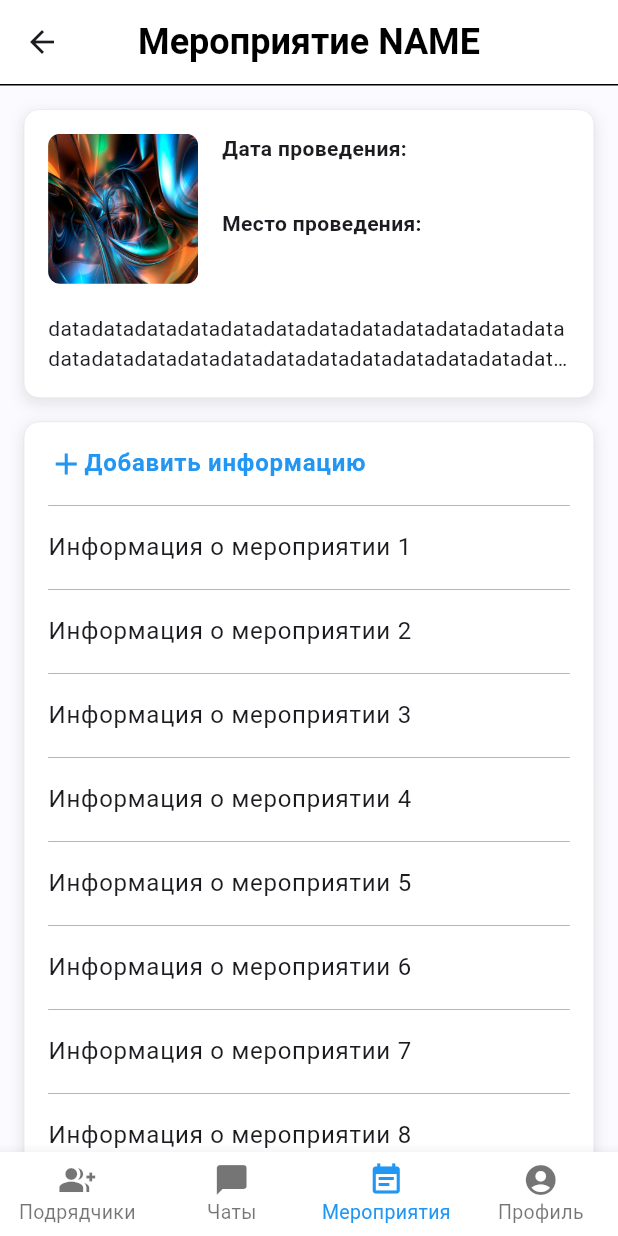
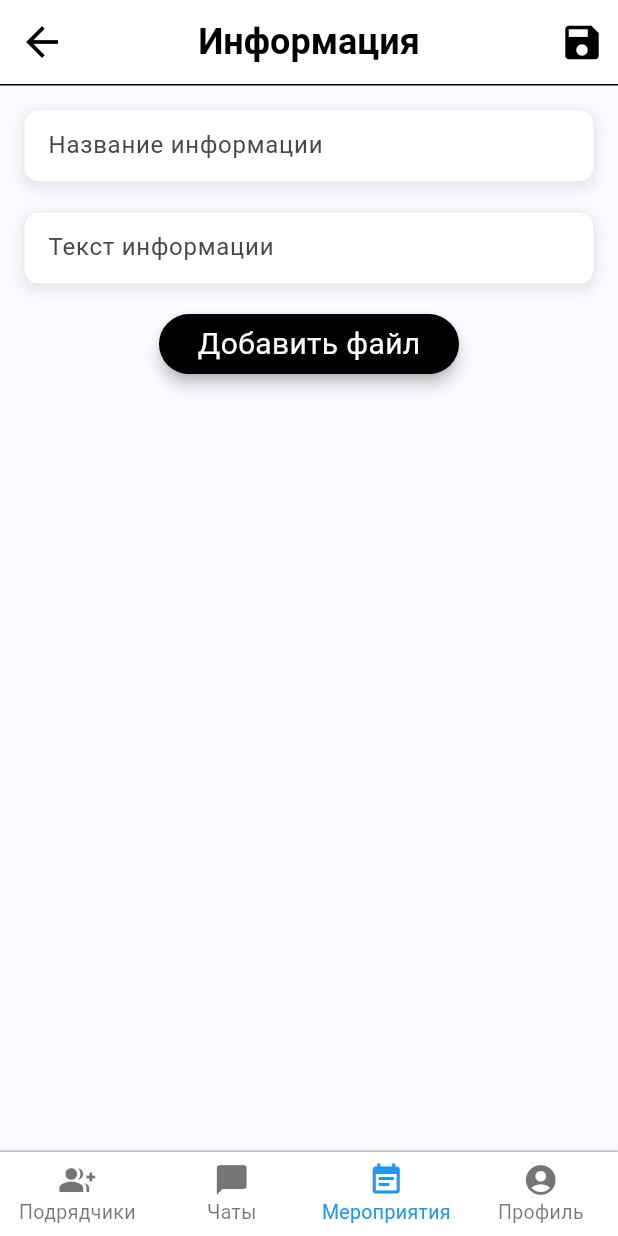
Before and after one commit to EFIIIIMOV/eventyle_app, a Flutter app: the EventMainView screen opened by its route, after a tap on "Добавить информацию", on a phone screen of 412 x 824 dp. Run offline on Flutter 3.47's test engine with Material 3 defaults, Android fonts, the phone set to English and light mode, and no system bars.

Commit message:
events and event view full

```diff
--- /dev/null
+++ b/lib/constants/theme/themeData.dart
@@ -0,0 +1,14 @@
+import 'package:flutter/material.dart';
+
+final ThemeData CustomThemeData = ThemeData(
+  appBarTheme: const AppBarTheme(
+    iconTheme: IconThemeData(
+      color: Colors.black,
+      size: 32,
+    ),
+    actionsIconTheme: IconThemeData(
+      color: Colors.black,
+      size: 30,
+    ),
+  ),
+);
--- a/lib/constants/widgets/app_bar_widget.dart
+++ b/lib/constants/widgets/app_bar_widget.dart
@@ -4,8 +4,14 @@ import '../theme/colors.dart';
 
 class CustomAppBar extends StatelessWidget implements PreferredSizeWidget {
   final String title;
+  final IconData? buttonIcon;
+  final VoidCallback? onButtonPressed;
 
-  const CustomAppBar({super.key, required this.title});
+  const CustomAppBar(
+      {super.key,
+      required this.title,
+      required this.buttonIcon,
+      required this.onButtonPressed});
 
   @override
   Widget build(BuildContext context) {
@@ -20,6 +26,14 @@ class CustomAppBar extends StatelessWidget implements PreferredSizeWidget {
           centerTitle: true,
           backgroundColor: AppColors.appBarBackgroundColor,
           elevation: 0,
+          actions: IconData != null
+              ? [
+                  IconButton(
+                    icon: Icon(buttonIcon, color: Colors.black,),
+                    onPressed: onButtonPressed,
+                  ),
+                ]
+              : [],
         ),
         const Divider(
           height: 1,
--- a/lib/constants/widgets/bottom_bar_widget.dart
+++ b/lib/constants/widgets/bottom_bar_widget.dart
@@ -11,6 +11,15 @@ class CustomBottomNavigationBar extends StatelessWidget {
     return Padding(
       padding:
           EdgeInsets.only(bottom: MediaQuery.of(context).viewInsets.bottom),
+      child: Container(
+        decoration: BoxDecoration(
+          border: Border(
+            top: BorderSide(
+              color: Colors.black.withOpacity(0.2), // Цвет полоски
+              width: 1, // Толщина полоски
+            ),
+          ),
+        ),
         child: BottomNavigationBar(
           selectedFontSize: 13,
           unselectedFontSize: 13,
@@ -38,6 +47,7 @@ class CustomBottomNavigationBar extends StatelessWidget {
             ),
           ],
         ),
+      ),
     );
   }
 }
--- /dev/null
+++ b/lib/constants/widgets/container_box_decoration.dart
@@ -0,0 +1,20 @@
+import 'package:flutter/material.dart';
+
+class CustomContainerBoxDecoration {
+  static BoxDecoration customDecoration = BoxDecoration(
+    color: Colors.white,
+    borderRadius: BorderRadius.circular(10),
+    border: Border.all(
+      color: Colors.grey,
+      width: 0.1,
+    ),
+    boxShadow: [
+      BoxShadow(
+        color: Colors.grey.withOpacity(0.2),
+        spreadRadius: 2,
+        blurRadius: 7,
+        offset: const Offset(0, 3),
+      ),
+    ],
+  );
+}
--- a/lib/features/auth/presentation/view/sign_in_view.dart
+++ b/lib/features/auth/presentation/view/sign_in_view.dart
@@ -20,7 +20,7 @@ class SignInView extends StatelessWidget {
   Widget build(BuildContext context) {
     return Scaffold(
       backgroundColor: AppColors.viewBackgroundColor,
-      appBar: const CustomAppBar(title: 'EVENTYLE'),
+      appBar: const CustomAppBar(title: 'EVENTYLE', buttonIcon: null, onButtonPressed: null,),
       body: SafeArea(
         child: Center(
           child: Column(
--- a/lib/features/auth/presentation/view/sign_up_view.dart
+++ b/lib/features/auth/presentation/view/sign_up_view.dart
@@ -21,7 +21,7 @@ class SignUpView extends StatelessWidget {
   Widget build(BuildContext context) {
     return Scaffold(
       backgroundColor: AppColors.viewBackgroundColor,
-      appBar: const CustomAppBar(title: 'EVENTYLE'),
+      appBar: const CustomAppBar(title: 'EVENTYLE', buttonIcon: null, onButtonPressed: null,),
       body: Center(
         child: Column(
           mainAxisAlignment: MainAxisAlignment.center,
--- /dev/null
+++ b/lib/features/event/presentation/view/create_event_info_view.dart
@@ -0,0 +1,39 @@
+import 'package:flutter/material.dart';
+
+import '../../../../constants/theme/colors.dart';
+import '../../../../constants/widgets/app_bar_widget.dart';
+import '../../../../constants/widgets/bottom_bar_widget.dart';
+import '../widgets/event_create_info.dart';
+import '../widgets/event_create_top_info.dart';
+import '../widgets/event_create_users.dart';
+
+class CreateEventInfoView extends StatelessWidget {
+  const CreateEventInfoView({super.key});
+
+  @override
+  Widget build(BuildContext context) {
+    return Scaffold(
+      backgroundColor: AppColors.viewSecondBackgroundColor,
+      appBar: CustomAppBar(
+        title: 'Информация',
+        buttonIcon: Icons.save,
+        onButtonPressed: null,
+      ),
+      bottomNavigationBar: CustomBottomNavigationBar(
+        currentIndex: 2,
+      ),
+      body: SingleChildScrollView(
+        child: Padding(
+          padding: EdgeInsets.all(16),
+          child: Center(
+            child: Column(
+              children: [
+                CreateEventInfo(),
+              ],
+            ),
+          ),
+        ),
+      ),
+    );
+  }
+}
--- a/lib/features/event/presentation/view/event_main_view.dart
+++ b/lib/features/event/presentation/view/event_main_view.dart
@@ -15,6 +15,8 @@ class EventMainView extends StatelessWidget {
       backgroundColor: AppColors.viewSecondBackgroundColor,
       appBar: CustomAppBar(
         title: 'Мероприятие NAME',
+        buttonIcon: Icons.edit,
+        onButtonPressed: null,
       ),
       bottomNavigationBar: CustomBottomNavigationBar(
         currentIndex: 2,
--- /dev/null
+++ b/lib/features/event/presentation/widgets/event_create_info.dart
@@ -0,0 +1,74 @@
+import 'package:eventyle_app/constants/widgets/container_box_decoration.dart';
+import 'package:flutter/material.dart';
+
+import '../../../../constants/theme/colors.dart';
+import '../../../../constants/theme/fonts.dart';
+
+class CreateEventInfo extends StatelessWidget {
+  final infoNameController = TextEditingController();
+  final infoDescriptionController = TextEditingController();
+
+  CreateEventInfo({super.key});
+
+  @override
+  Widget build(BuildContext context) {
+    return Column(
+      mainAxisAlignment: MainAxisAlignment.center,
+      children: [
+        Container(
+          padding: EdgeInsets.symmetric(horizontal: 16),
+          decoration: CustomContainerBoxDecoration.customDecoration,
+          child: TextField(
+            controller: infoNameController,
+            decoration: const InputDecoration(
+              hintText: 'Название информации',
+              border: InputBorder.none,
+            ),
+          ),
+        ),
+        SizedBox(height: 20),
+        Container(
+          padding: EdgeInsets.symmetric(horizontal: 16),
+          decoration: CustomContainerBoxDecoration.customDecoration,
+          child: SingleChildScrollView(
+            child: TextField(
+              maxLines: null,
+              keyboardType: TextInputType.multiline,
+              controller: infoDescriptionController,
+              decoration: const InputDecoration(
+                hintText: 'Текст информации',
+                border: InputBorder.none,
+              ),
+            ),
+          ),
+        ),
+        SizedBox(height: 20),
+        Material(
+          borderRadius: BorderRadius.circular(20.0),
+          elevation: 4.0,
+          color: Colors.transparent,
+          // Прозрачный цвет, чтобы не перекрывать эффект Ink
+          child: Ink(
+            decoration: BoxDecoration(
+              color: AppColors.buttonColor,
+              borderRadius: BorderRadius.circular(20.0),
+            ),
+            child: InkWell(
+              onTap: () {},
+              borderRadius: BorderRadius.circular(20.0),
+              child: Container(
+                width: 200.0,
+                height: 40.0,
+                alignment: Alignment.center,
+                child: Text(
+                  'Добавить файл',
+                  style: TextStyle(fontSize: 20, color: Colors.white),
+                ),
+              ),
+            ),
+          ),
+        )
+      ],
+    );
+  }
+}
--- a/lib/features/event/presentation/widgets/event_list_info.dart
+++ b/lib/features/event/presentation/widgets/event_list_info.dart
@@ -1,6 +1,7 @@
 import 'package:flutter/cupertino.dart';
 import 'package:flutter/material.dart';
 import '../../../../constants/theme/fonts.dart';
+import '../../../../constants/widgets/container_box_decoration.dart';
 import 'list_tile_card.dart';
 
 class EventListInfo extends StatelessWidget {
@@ -11,37 +12,24 @@ class EventListInfo extends StatelessWidget {
     return Padding(
       padding: const EdgeInsets.symmetric(horizontal: 16),
       child: Container(
-        decoration: BoxDecoration(
-          color: Colors.white,
-          borderRadius: BorderRadius.circular(10),
-          border: Border.all(
-            color: Colors.grey,
-            width: 0.1,
-          ),
-          boxShadow: [
-            BoxShadow(
-              color: Colors.grey.withOpacity(0.2),
-              spreadRadius: 2,
-              blurRadius: 7,
-              offset: const Offset(0, 3),
-            ),
-          ],
-        ),
+        decoration: CustomContainerBoxDecoration.customDecoration,
         child: Column(
-          children: generateList(),
+          children: generateList(context),
         ),
       ),
     );
   }
 }
 
-List<Widget> generateList() {
+List<Widget> generateList(BuildContext context) {
   List<Widget> children = [];
   children.add(
     ListTile(
       title: InkWell(
-          onTap: () {},
-          child: Row(
+          onTap: () {
+            Navigator.pushNamed(context, '/eventInfoCreate');
+          },
+          child: const Row(
             children: [
               Icon(
                 Icons.add,
--- a/lib/features/event/presentation/widgets/event_top_info.dart
+++ b/lib/features/event/presentation/widgets/event_top_info.dart
@@ -1,6 +1,7 @@
 import 'package:flutter/material.dart';
 
 import '../../../../constants/theme/colors.dart';
+import '../../../../constants/widgets/container_box_decoration.dart';
 
 class EventTopInfo extends StatelessWidget {
   const EventTopInfo({super.key});
@@ -10,22 +11,7 @@ class EventTopInfo extends StatelessWidget {
     return Padding(
       padding: const EdgeInsets.all(16),
       child: Container(
-        decoration: BoxDecoration(
-          color: Colors.white,
-          borderRadius: BorderRadius.circular(10),
-          border: Border.all(
-            color: Colors.grey,
-            width: 0.1,
-          ),
-          boxShadow: [
-            BoxShadow(
-              color: Colors.grey.withOpacity(0.2),
-              spreadRadius: 2,
-              blurRadius: 7,
-              offset: const Offset(0, 3),
-            ),
-          ],
-        ),
+        decoration: CustomContainerBoxDecoration.customDecoration,
         child: Padding(
           padding: EdgeInsets.symmetric(horizontal: 16, vertical: 16),
           child: Column(
--- a/lib/main.dart
+++ b/lib/main.dart
@@ -4,8 +4,11 @@
 import 'features/auth/presentation/view/sign_up_view.dart';
 import 'features/auth/presentation/viewmodel/sign_in_view_model.dart';
 import 'features/auth/presentation/viewmodel/sign_up_view_model.dart';
+import 'features/event/presentation/view/create_event_info_view.dart';
+import 'features/event/presentation/view/create_event_view.dart';
 import 'features/event/presentation/view/event_main_view.dart';
 import 'features/event/presentation/view/events_list_view.dart';
+import 'constants/theme/themeData.dart';
 
 void main() {
   runApp(const MyApp());
@@ -26,12 +29,15 @@
         )
       ],
       child: MaterialApp(
+        theme: CustomThemeData,
         routes: {
           '/1': (context) => SignInView(),
           '/signUp': (context) => SignUpView(),
           //'/events': (context) => EventsListView(),
           '/': (context) => EventsListView(),
           '/eventHome': (context) => EventMainView(),
+          '/eventCreate': (context) => CreateEventView(),
+          '/eventInfoCreate': (context) => CreateEventInfoView(),
         },
         debugShowCheckedModeBanner: false,
       ),
```
Also changed, not shown: lib/features/event/presentation/view/create_event_view.dart (added, +40 -0 lines), lib/features/event/presentation/view/events_list_view.dart (+8 -2 lines), lib/features/event/presentation/widgets/event_create_top_info.dart (added, +86 -0 lines), lib/features/event/presentation/widgets/event_create_users.dart (added, +64 -0 lines), lib/features/event/presentation/widgets/list_tile_card.dart (+4 -4 lines). Lines whose indentation alone changed are shown as unchanged.
